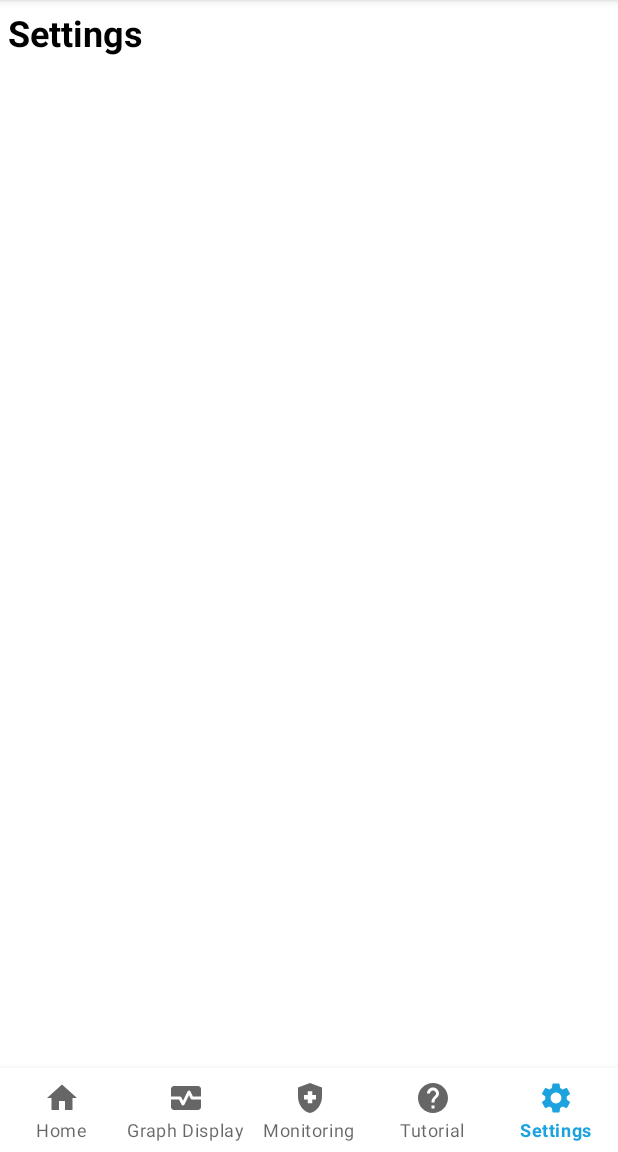
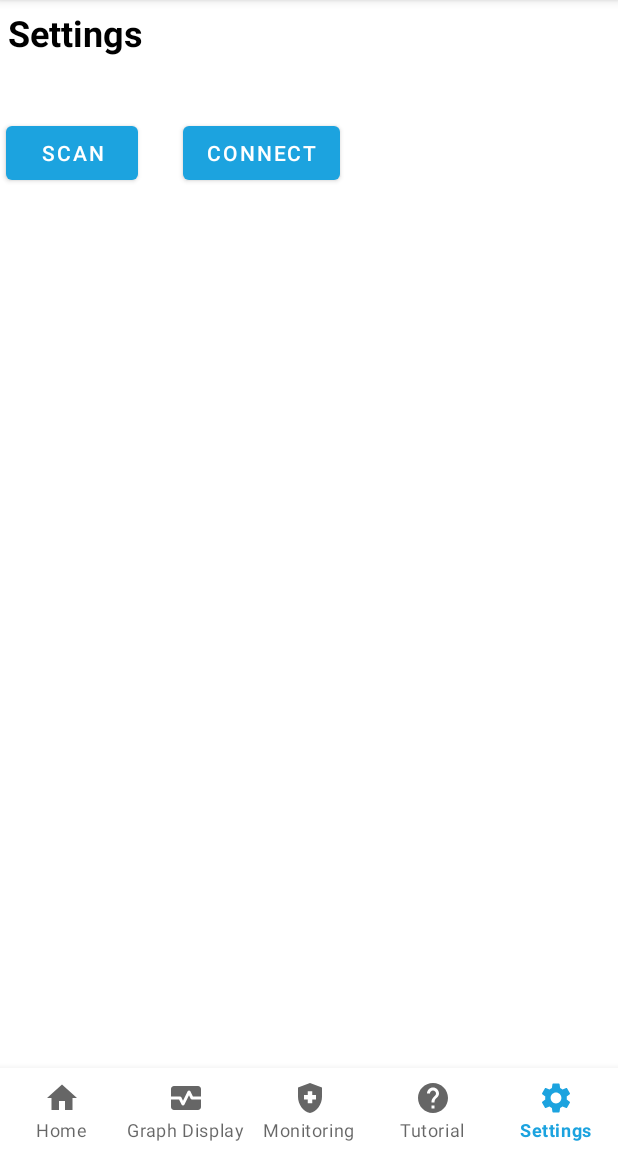
Before and after one commit to harri012/CPRFeedbackApp, an Android app: the screen it shows after launch (MainActivity), item 5 of the bottom bar chosen, on a phone screen of 412 x 824 dp, the part 84-1236 px from its top. Run offline under Robolectric (Android 15) with nearby library versions, the phone set to English and light mode, and no system bars.

Commit message:
Added scan and connect button to SettingsFragment for testing. Outputs are logged to the console for now.

```diff
--- a/app/src/main/java/com/example/cprfeedbackapp/SettingsFragment.java
+++ b/app/src/main/java/com/example/cprfeedbackapp/SettingsFragment.java
@@ -7,6 +7,7 @@ import androidx.fragment.app.Fragment;
 import android.view.LayoutInflater;
 import android.view.View;
 import android.view.ViewGroup;
+import android.widget.Button;
 
 /**
  * A simple {@link Fragment} subclass.
@@ -15,6 +16,8 @@ import android.view.ViewGroup;
  */
 public class SettingsFragment extends Fragment {
 
+    private Button connectButton;
+    private Button scanButton;
     // TODO: Rename parameter arguments, choose names that match
     // the fragment initialization parameters, e.g. ARG_ITEM_NUMBER
     private static final String ARG_PARAM1 = "param1";
@@ -56,9 +59,39 @@ public class SettingsFragment extends Fragment {
     }
 
     @Override
+    public void onResume() {
+        super.onResume();
+
+
+
+    }
+
+
+    @Override
     public View onCreateView(LayoutInflater inflater, ViewGroup container,
                              Bundle savedInstanceState) {
         // Inflate the layout for this fragment
-        return inflater.inflate(R.layout.fragment_settings, container, false);
+
+        View fragmentView = inflater.inflate(R.layout.fragment_settings, container, false);
+        BluetoothServiceManager bluetoothServiceManager = new BluetoothServiceManager(SettingsFragment.this.getContext(), SettingsFragment.this.getActivity());
+
+        scanButton = fragmentView.findViewById(R.id.scanButton);
+
+        scanButton.setOnClickListener(new View.OnClickListener() {
+            @Override
+            public void onClick(View v) {
+                bluetoothServiceManager.discoverDevices();
+            }
+        });
+
+        connectButton = fragmentView.findViewById(R.id.connectButton);
+
+        connectButton.setOnClickListener(new View.OnClickListener() {
+            @Override
+            public void onClick(View v) {
+                bluetoothServiceManager.connectBluetoothDevice();
+            }
+        });
+        return fragmentView;
     }
 }
--- a/app/src/main/res/layout/fragment_settings.xml
+++ b/app/src/main/res/layout/fragment_settings.xml
@@ -18,4 +18,24 @@
         android:textStyle="bold"
         app:layout_constraintStart_toStartOf="parent"
         app:layout_constraintTop_toTopOf="parent" />
+
+    <Button
+        android:id="@+id/scanButton"
+        android:layout_width="wrap_content"
+        android:layout_height="wrap_content"
+        android:layout_marginStart="4dp"
+        android:layout_marginTop="40dp"
+        android:text="Scan"
+        app:layout_constraintStart_toStartOf="parent"
+        app:layout_constraintTop_toBottomOf="@+id/textView7" />
+
+    <Button
+        android:id="@+id/connectButton"
+        android:layout_width="wrap_content"
+        android:layout_height="wrap_content"
+        android:layout_marginStart="30dp"
+        android:layout_marginTop="40dp"
+        android:text="Connect"
+        app:layout_constraintStart_toEndOf="@+id/scanButton"
+        app:layout_constraintTop_toBottomOf="@+id/textView7" />
 </androidx.constraintlayout.widget.ConstraintLayout>
```
Also changed, not shown: app/src/main/java/com/example/cprfeedbackapp/BluetoothServiceManager.java (+8 -3 lines), app/src/main/java/com/example/cprfeedbackapp/DeviceRecyclerViewAdapter.java (added, +66 -0 lines), app/src/main/res/layout/bt_device_recycler_view_item.xml (added, +12 -0 lines).
